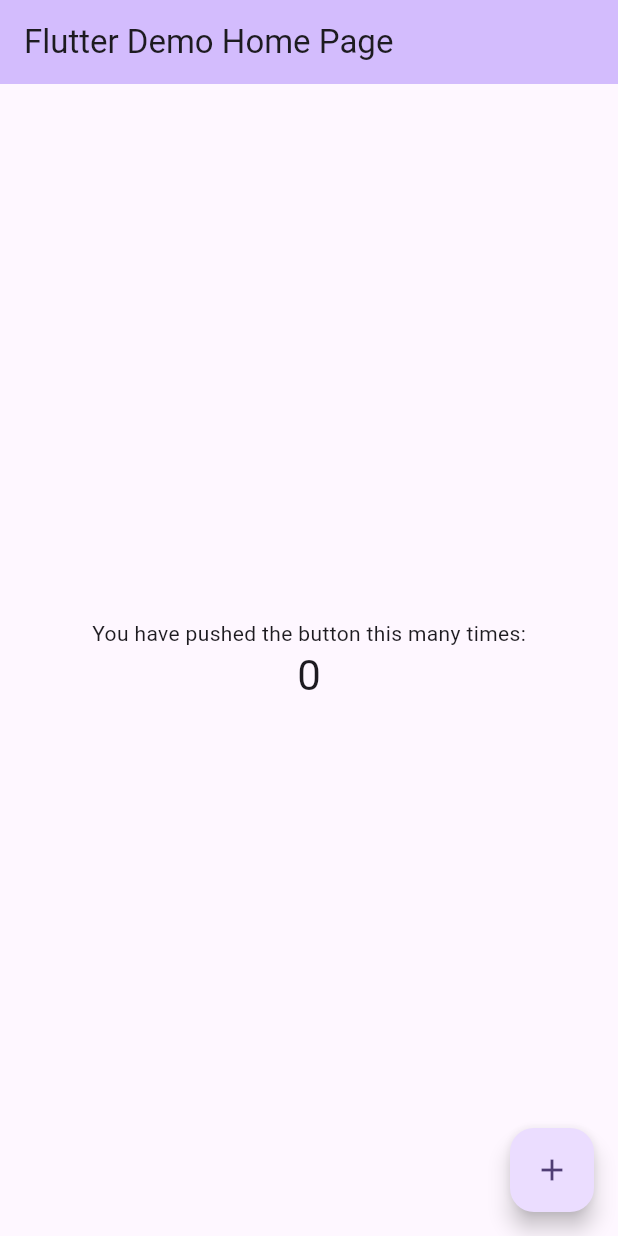
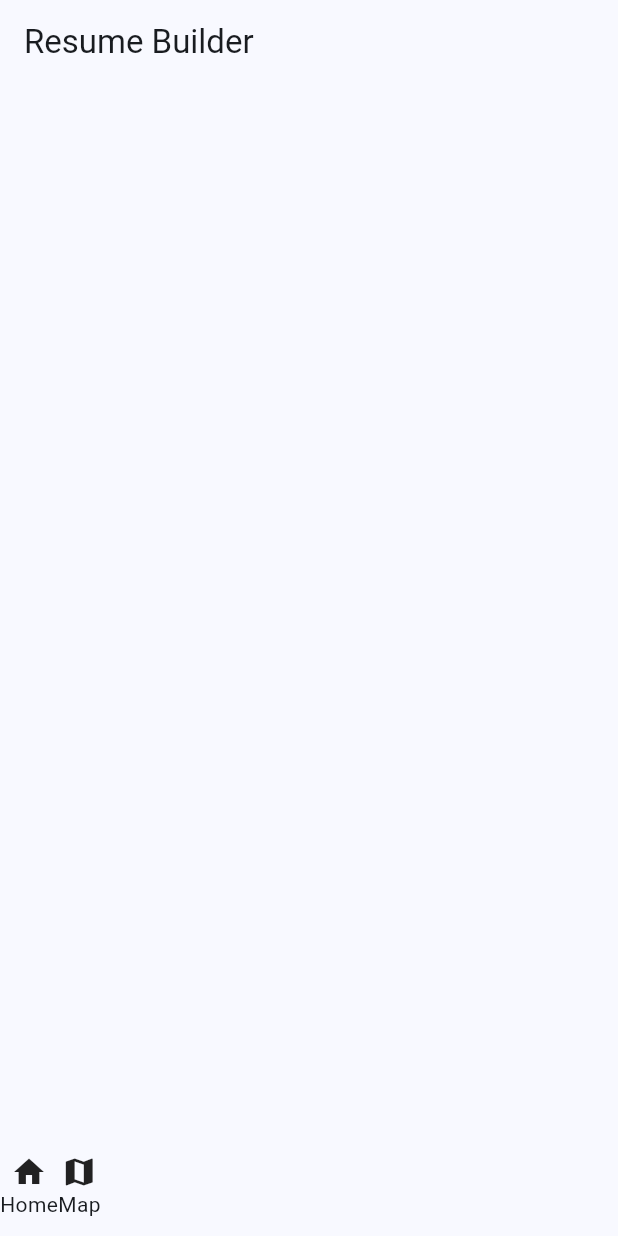
Before and after one commit to RithyBondeth/ApsaraTalent-Mobile, a Flutter app: the screen it shows after launch, on a phone screen of 412 x 824 dp. Run offline on Flutter 3.47's test engine with Material 3 defaults, Android fonts, the phone set to English and light mode, and no system bars; our stand-ins replace auto_route, flutter_dotenv, flutter_riverpod.

Commit message:
project setup

```diff
--- /dev/null
+++ b/lib/features/navigation/presentation/screens/main_screen.dart
@@ -0,0 +1,28 @@
+import 'package:apsaratalent_mobile/features/navigation/presentation/widgets/custom_bottom_navigation.dart';
+import 'package:apsaratalent_mobile/routes/app_route.dart';
+import 'package:auto_route/auto_route.dart';
+import 'package:flutter/material.dart';
+import 'package:flutter_riverpod/flutter_riverpod.dart';
+
+@RoutePage()
+class MainScreen extends ConsumerWidget {
+  const MainScreen({super.key});
+
+  @override
+  Widget build(BuildContext context, WidgetRef ref) {
+    return Scaffold(
+      backgroundColor: Colors.transparent,
+      extendBody: true,
+      body: AutoTabsScaffold(
+        backgroundColor: Colors.transparent,
+        extendBody: true,
+        routes: const [
+          ResumeBuilderRoute(),
+        ],
+        bottomNavigationBuilder: (context, tabsRouter) {
+          return CustomBottomNavigationBar(tabsRouter: tabsRouter);
+        },
+      ),
+    );
+  }
+}
--- /dev/null
+++ b/lib/features/navigation/presentation/widgets/custom_bottom_navigation.dart
@@ -0,0 +1,30 @@
+import 'package:auto_route/auto_route.dart';
+import 'package:flutter/material.dart';
+
+class CustomBottomNavigationBar extends StatelessWidget {
+  final TabsRouter tabsRouter;
+  const CustomBottomNavigationBar({super.key, required this.tabsRouter});
+
+  @override
+  Widget build(BuildContext context) {
+    return SizedBox(
+      height: 55,
+      child: Row(
+        children: [
+          Column(
+            children: [
+              Icon(Icons.home),
+              Text('Home'),
+            ],
+          ),
+          Column(
+            children: [
+              Icon(Icons.map),
+              Text('Map'),
+            ],
+          )
+        ],
+      ),
+    );
+  }
+}
--- /dev/null
+++ b/lib/features/resume_builder/presentation/screens/resume_builder_screen.dart
@@ -0,0 +1,16 @@
+import 'package:auto_route/auto_route.dart';
+import 'package:flutter/material.dart';
+
+@RoutePage()
+class ResumeBuilderScreen extends StatelessWidget {
+  const ResumeBuilderScreen({super.key});
+
+  @override
+  Widget build(BuildContext context) {
+    return Scaffold(
+      appBar: AppBar(
+        title: Text('Resume Builder'),
+      ),
+    );
+  }
+}
--- a/lib/main.dart
+++ b/lib/main.dart
@@ -1,125 +1,17 @@
 import 'package:flutter/material.dart';
+import 'package:flutter_dotenv/flutter_dotenv.dart';
+import 'package:flutter_riverpod/flutter_riverpod.dart';
+import 'configs/environment.dart';
+import 'main/app.dart';
 
-void main() {
-  runApp(const MyApp());
+void main() async {
+  WidgetsFlutterBinding.ensureInitialized();
+
+  await dotenv.load(fileName: AppEnvironmentConfig.envFileName);
+
+  runApp(
+    const ProviderScope(
+      child: App(),
+    ),
+  );
 }
-
-class MyApp extends StatelessWidget {
-  const MyApp({super.key});
-
-  // This widget is the root of your application.
-  @override
-  Widget build(BuildContext context) {
-    return MaterialApp(
-      title: 'Flutter Demo',
-      theme: ThemeData(
-        // This is the theme of your application.
-        //
-        // TRY THIS: Try running your application with "flutter run". You'll see
-        // the application has a purple toolbar. Then, without quitting the app,
-        // try changing the seedColor in the colorScheme below to Colors.green
-        // and then invoke "hot reload" (save your changes or press the "hot
-        // reload" button in a Flutter-supported IDE, or press "r" if you used
-        // the command line to start the app).
-        //
-        // Notice that the counter didn't reset back to zero; the application
-        // state is not lost during the reload. To reset the state, use hot
-        // restart instead.
-        //
-        // This works for code too, not just values: Most code changes can be
-        // tested with just a hot reload.
-        colorScheme: ColorScheme.fromSeed(seedColor: Colors.deepPurple),
-        useMaterial3: true,
-      ),
-      home: const MyHomePage(title: 'Flutter Demo Home Page'),
-    );
-  }
-}
-
-class MyHomePage extends StatefulWidget {
-  const MyHomePage({super.key, required this.title});
-
-  // This widget is the home page of your application. It is stateful, meaning
-  // that it has a State object (defined below) that contains fields that affect
-  // how it looks.
-
-  // This class is the configuration for the state. It holds the values (in this
-  // case the title) provided by the parent (in this case the App widget) and
-  // used by the build method of the State. Fields in a Widget subclass are
-  // always marked "final".
-
-  final String title;
-
-  @override
-  State<MyHomePage> createState() => _MyHomePageState();
-}
-
-class _MyHomePageState extends State<MyHomePage> {
-  int _counter = 0;
-
-  void _incrementCounter() {
-    setState(() {
-      // This call to setState tells the Flutter framework that something has
-      // changed in this State, which causes it to rerun the build method below
-      // so that the display can reflect the updated values. If we changed
-      // _counter without calling setState(), then the build method would not be
-      // called again, and so nothing would appear to happen.
-      _counter++;
-    });
-  }
-
-  @override
-  Widget build(BuildContext context) {
-    // This method is rerun every time setState is called, for instance as done
-    // by the _incrementCounter method above.
-    //
-    // The Flutter framework has been optimized to make rerunning build methods
-    // fast, so that you can just rebuild anything that needs updating rather
-    // than having to individually change instances of widgets.
-    return Scaffold(
-      appBar: AppBar(
-        // TRY THIS: Try changing the color here to a specific color (to
-        // Colors.amber, perhaps?) and trigger a hot reload to see the AppBar
-        // change color while the other colors stay the same.
-        backgroundColor: Theme.of(context).colorScheme.inversePrimary,
-        // Here we take the value from the MyHomePage object that was created by
-        // the App.build method, and use it to set our appbar title.
-        title: Text(widget.title),
-      ),
-      body: Center(
-        // Center is a layout widget. It takes a single child and positions it
-        // in the middle of the parent.
-        child: Column(
-          // Column is also a layout widget. It takes a list of children and
-          // arranges them vertically. By default, it sizes itself to fit its
-          // children horizontally, and tries to be as tall as its parent.
-          //
-          // Column has various properties to control how it sizes itself and
-          // how it positions its children. Here we use mainAxisAlignment to
-          // center the children vertically; the main axis here is the vertical
-          // axis because Columns are vertical (the cross axis would be
-          // horizontal).
-          //
-          // TRY THIS: Invoke "debug painting" (choose the "Toggle Debug Paint"
-          // action in the IDE, or press "p" in the console), to see the
-          // wireframe for each widget.
-          mainAxisAlignment: MainAxisAlignment.center,
-          children: <Widget>[
-            const Text(
-              'You have pushed the button this many times:',
-            ),
-            Text(
-              '$_counter',
-              style: Theme.of(context).textTheme.headlineMedium,
-            ),
-          ],
-        ),
-      ),
-      floatingActionButton: FloatingActionButton(
-        onPressed: _incrementCounter,
-        tooltip: 'Increment',
-        child: const Icon(Icons.add),
-      ), // This trailing comma makes auto-formatting nicer for build methods.
-    );
-  }
-}
--- /dev/null
+++ b/lib/main/app.dart
@@ -0,0 +1,22 @@
+import 'package:flutter/material.dart';
+import 'package:flutter_riverpod/flutter_riverpod.dart';
+import '../routes/app_route.dart';
+
+class App extends ConsumerWidget {
+  const App({super.key});
+
+  @override
+  Widget build(BuildContext context, WidgetRef ref) {
+    final appRouter = AppRouter();
+
+    return MaterialApp.router(
+      title: 'Apsara Talent',
+      debugShowCheckedModeBanner: false,
+      routerConfig: appRouter.config(),
+      theme: ThemeData(
+        colorScheme: ColorScheme.fromSeed(seedColor: Colors.blue),
+        useMaterial3: true,
+      ),
+    );
+  }
+}
--- /dev/null
+++ b/lib/routes/app_route.dart
@@ -0,0 +1,24 @@
+import 'package:auto_route/auto_route.dart';
+import '../features/navigation/presentation/screens/main_screen.dart';
+import '../features/resume_builder/presentation/screens/resume_builder_screen.dart';
+
+part 'app_route.gr.dart';
+
+@AutoRouterConfig()
+class AppRouter extends RootStackRouter {
+  @override
+  List<AutoRoute> get routes => [
+        AutoRoute(
+          page: MainRoute.page,
+          path: '/',
+          initial: true,
+          children: [
+            AutoRoute(
+              page: ResumeBuilderRoute.page,
+              path: 'resume-builder',
+              initial: true,
+            ),
+          ],
+        ),
+      ];
+}
```
Also changed, not shown: lib/configs/config_service.dart (added, +26 -0 lines), lib/configs/environment.dart (added, +23 -0 lines), pubspec.yaml (+9 -4 lines), lib/routes/app_route.gr.dart (added), pubspec.lock, 9 other files.
